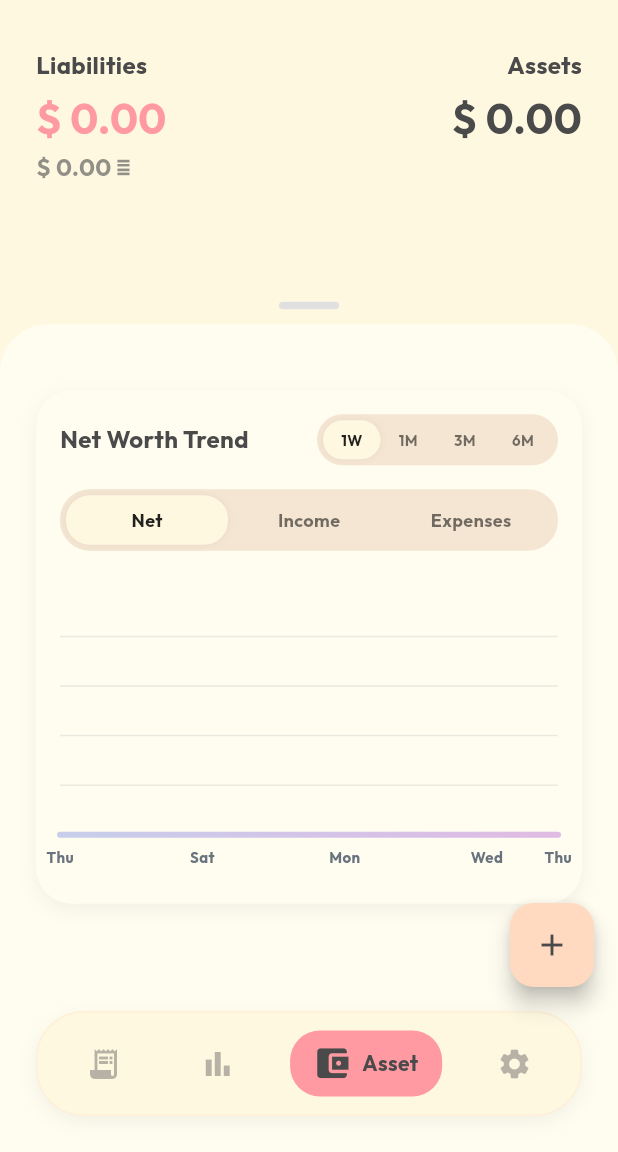
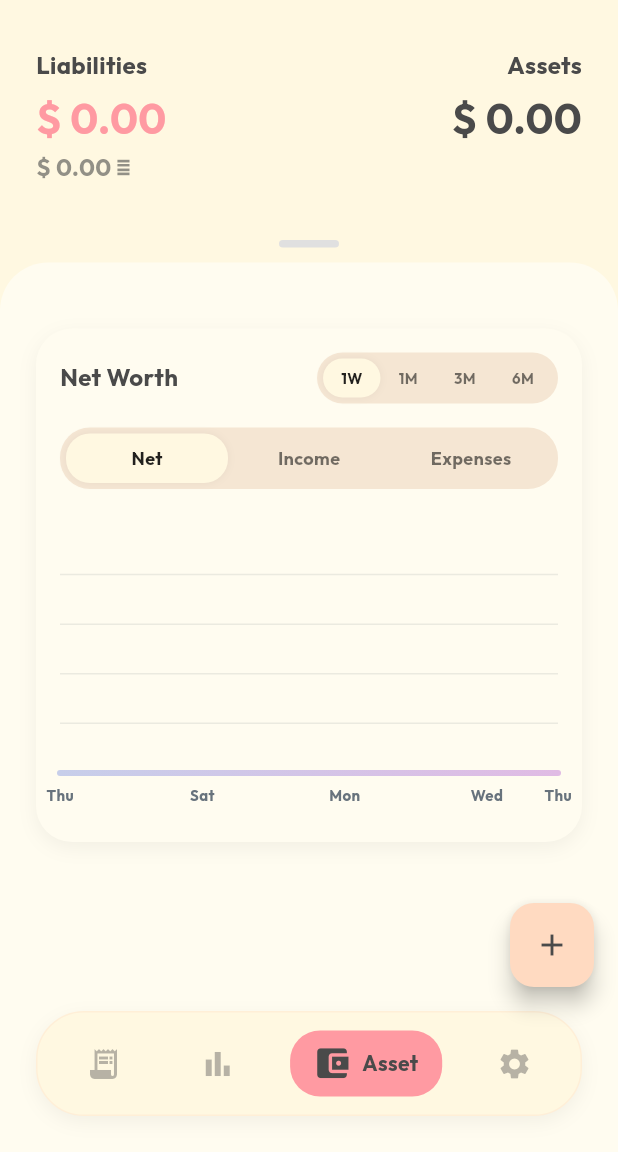
Before and after one commit to amerfathullah/neko-money-manager, a Flutter app: the screen it shows once a user with an empty profile is signed in, item 2 of the bottom bar chosen, scrolled down 576 dp, after a tap on the "account balance wallet" icon, on a phone screen of 412 x 824 dp, the part 84-1236 px from its top. Run offline on Flutter 3.47's test engine with Material 3 defaults, Android fonts, the phone set to English and light mode, and no system bars; drawn by our look-alikes of fl_chart; our stand-ins replace cloud_firestore, firebase_auth, firebase_core, flutter_riverpod, google_fonts, google_mobile_ads and 3 more; accounts and stored records are empty; network calls fail.

Commit message:
ui fix in phone screen

```diff
--- a/lib/features/assets/presentation/pages/assets_page.dart
+++ b/lib/features/assets/presentation/pages/assets_page.dart
@@ -175,8 +175,8 @@ class _AssetsPageState extends ConsumerState<AssetsPage>
 
                 // Draggable Sheet
                 DraggableScrollableSheet(
-                  initialChildSize: 0.7,
-                  minChildSize: 0.7,
+                  initialChildSize: 0.75,
+                  minChildSize: 0.75,
                   maxChildSize: 1.0,
                   builder: (context, scrollController) {
                     return Stack(
--- a/lib/features/assets/presentation/widgets/asset_graph_section.dart
+++ b/lib/features/assets/presentation/widgets/asset_graph_section.dart
@@ -97,12 +97,15 @@ class _AssetGraphSectionState extends State<AssetGraphSection> {
           Row(
             mainAxisAlignment: MainAxisAlignment.spaceBetween,
             children: [
-              const Text(
-                'Net Worth Trend',
-                style: TextStyle(
-                  fontSize: 16,
-                  fontWeight: FontWeight.bold,
-                  color: AppColors.textDark,
+              const Flexible(
+                child: Text(
+                  'Net Worth',
+                  overflow: TextOverflow.ellipsis,
+                  style: TextStyle(
+                    fontSize: 16,
+                    fontWeight: FontWeight.bold,
+                    color: AppColors.textDark,
+                  ),
                 ),
               ),
               _buildTimeRangeSelector(),
--- a/lib/features/home/presentation/pages/home_page.dart
+++ b/lib/features/home/presentation/pages/home_page.dart
@@ -222,8 +222,8 @@ class _HomePageState extends ConsumerState<HomePage>
 
             // Draggable Sheet (Peek Cat & Container)
             DraggableScrollableSheet(
-              initialChildSize: 0.7,
-              minChildSize: 0.7,
+              initialChildSize: 0.75,
+              minChildSize: 0.75,
               maxChildSize: 1.0,
               builder: (context, scrollController) {
                 return Stack(
--- a/lib/features/home/presentation/pages/main_scaffold.dart
+++ b/lib/features/home/presentation/pages/main_scaffold.dart
@@ -81,7 +81,7 @@ class _MainScaffoldState extends ConsumerState<MainScaffold> {
       extendBody: true, // Important for floating nav
       body: PageView(
         controller: _pageController,
-        physics: const NeverScrollableScrollPhysics(), // Disable swipe gesture
+        // physics: const NeverScrollableScrollPhysics(), // Enable swipe
         onPageChanged: _onPageChanged,
         children: _pages,
       ),
--- a/lib/features/transactions/presentation/pages/transactions_list_page.dart
+++ b/lib/features/transactions/presentation/pages/transactions_list_page.dart
@@ -241,8 +241,8 @@ class _TransactionsListPageState extends ConsumerState<TransactionsListPage>
 
                 // Draggable Sheet
                 DraggableScrollableSheet(
-                  initialChildSize: 0.7,
-                  minChildSize: 0.7,
+                  initialChildSize: 0.75,
+                  minChildSize: 0.75,
                   maxChildSize: 1.0,
                   builder: (context, scrollController) {
                     return Stack(
```
Also changed, not shown: lib/features/transactions/presentation/widgets/transaction_timeline.dart (+14 -7 lines).
